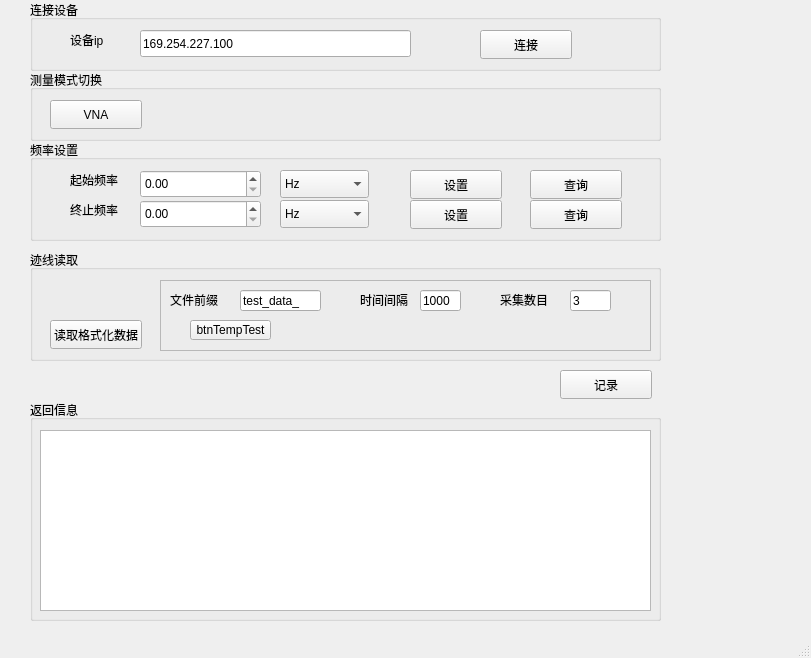
First picture: the form in mainwindow.ui, repository J4nnA/janna_51, before the edit.
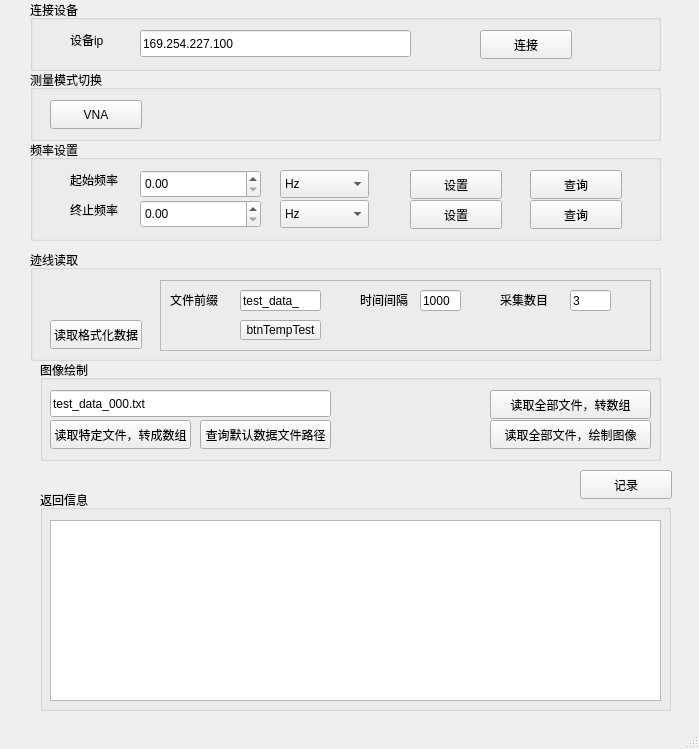
Second picture: the form after the edit.

Commit message: 准备实现图像绘制功能，按照读取特定文件，读取多个文件，绘制图像的顺序来完成

```diff
--- a/mainwindow.ui
+++ b/mainwindow.ui
@@ -6,8 +6,8 @@
    <rect>
     <x>0</x>
     <y>0</y>
-    <width>811</width>
-    <height>658</height>
+    <width>699</width>
+    <height>749</height>
    </rect>
   </property>
   <property name="windowTitle">
@@ -95,8 +95,8 @@
    <widget class="QGroupBox" name="groupBox_2">
     <property name="geometry">
      <rect>
-      <x>30</x>
-      <y>400</y>
+      <x>40</x>
+      <y>490</y>
       <width>631</width>
       <height>221</height>
      </rect>
@@ -118,8 +118,8 @@
    <widget class="QPushButton" name="btnCore">
     <property name="geometry">
      <rect>
-      <x>560</x>
-      <y>370</y>
+      <x>580</x>
+      <y>470</y>
       <width>92</width>
       <height>29</height>
      </rect>
@@ -342,7 +342,7 @@
      <widget class="QPushButton" name="btnTempTest">
       <property name="geometry">
        <rect>
-        <x>30</x>
+        <x>80</x>
         <y>40</y>
         <width>81</width>
         <height>20</height>
@@ -432,6 +432,84 @@
      </widget>
     </widget>
    </widget>
+   <widget class="QGroupBox" name="groupBox_6">
+    <property name="geometry">
+     <rect>
+      <x>40</x>
+      <y>360</y>
+      <width>621</width>
+      <height>101</height>
+     </rect>
+    </property>
+    <property name="title">
+     <string>图像绘制</string>
+    </property>
+    <widget class="QPushButton" name="btnReadSpecFile">
+     <property name="geometry">
+      <rect>
+       <x>10</x>
+       <y>60</y>
+       <width>141</width>
+       <height>29</height>
+      </rect>
+     </property>
+     <property name="text">
+      <string>读取特定文件，转成数组</string>
+     </property>
+    </widget>
+    <widget class="QPushButton" name="btnQueryDefaultPath">
+     <property name="geometry">
+      <rect>
+       <x>160</x>
+       <y>60</y>
+       <width>131</width>
+       <height>29</height>
+      </rect>
+     </property>
+     <property name="text">
+      <string>查询默认数据文件路径</string>
+     </property>
+    </widget>
+    <widget class="QLineEdit" name="leFileName">
+     <property name="geometry">
+      <rect>
+       <x>10</x>
+       <y>30</y>
+       <width>281</width>
+       <height>27</height>
+      </rect>
+     </property>
+     <property name="text">
+      <string>test_data_000.txt</string>
+     </property>
+    </widget>
+    <widget class="QPushButton" name="btnReadAllFile">
+     <property name="geometry">
+      <rect>
+       <x>450</x>
+       <y>30</y>
+       <width>161</width>
+       <height>29</height>
+      </rect>
+     </property>
+     <property name="text">
+      <string>读取全部文件，转数组</string>
+     </property>
+    </widget>
+    <widget class="QPushButton" name="btn">
+     <property name="geometry">
+      <rect>
+       <x>450</x>
+       <y>60</y>
+       <width>161</width>
+       <height>29</height>
+      </rect>
+     </property>
+     <property name="text">
+      <string>读取全部文件，绘制图像</string>
+     </property>
+    </widget>
+   </widget>
   </widget>
   <widget class="QMenuBar" name="menubar">
    <property name="geometry">
```
Left out of the diff: 2 changed lines with no effect on the pictures. The commit also changes 2 other files.
